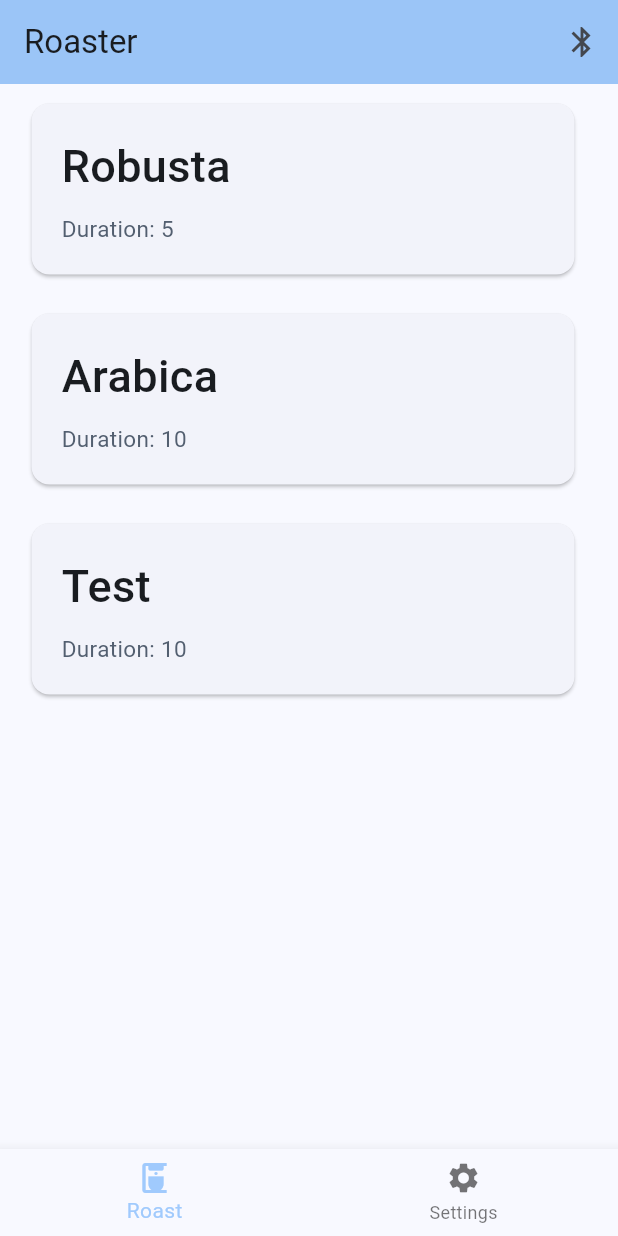
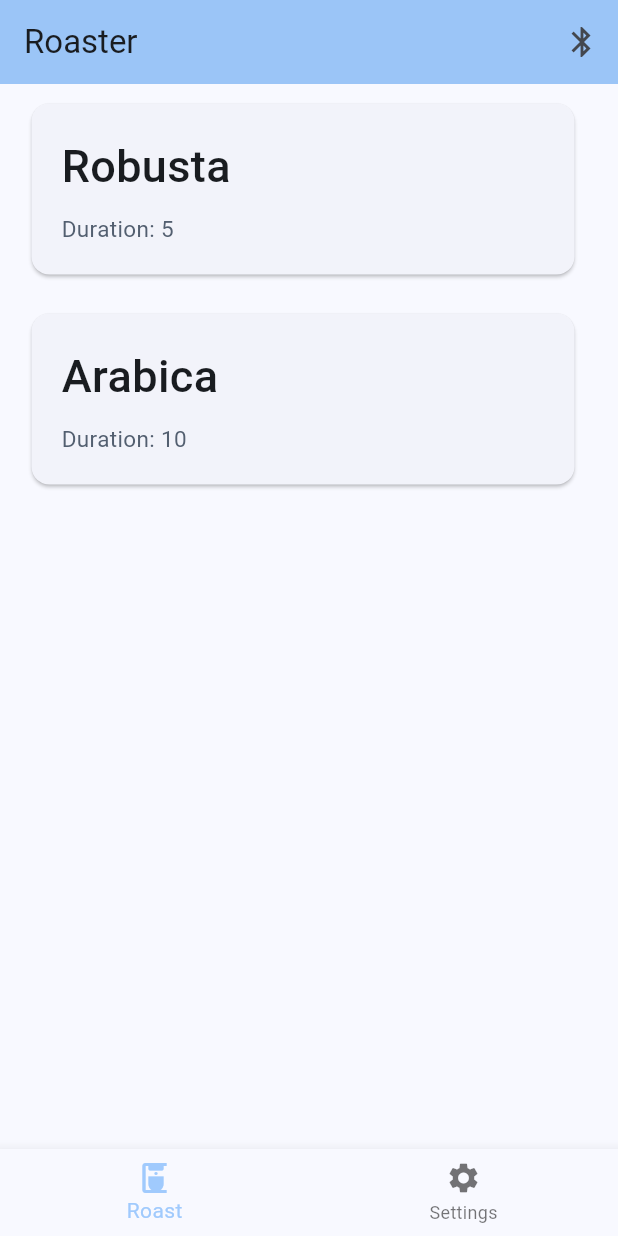
Before and after one commit to BlackIQ/coffee-roaster-mobile, a Flutter app: the screen it shows after launch, on a phone screen of 412 x 824 dp. Run offline on Flutter 3.47's test engine with Material 2 defaults, Android fonts, the phone set to English and light mode, and no system bars; our stand-ins replace flutter_blue, google_fonts; generated files the repository leaves out were written again; Roboto replaces fonts that are missing (Vazirmatn).

Commit message:
Remove test

```diff
--- a/lib/src/screens/home/tabs/roaster/raster.tab.dart
+++ b/lib/src/screens/home/tabs/roaster/raster.tab.dart
@@ -144,12 +144,6 @@ class _RoasterTabState extends State<RoasterTab> {
         'pin': 12,
         'relay': 1,
       },
-      {
-        'title': lang.bean_test,
-        'duration': 10,
-        'pin': 15,
-        'relay': 0,
-      },
     ];
 
     return ListView.builder(
```
